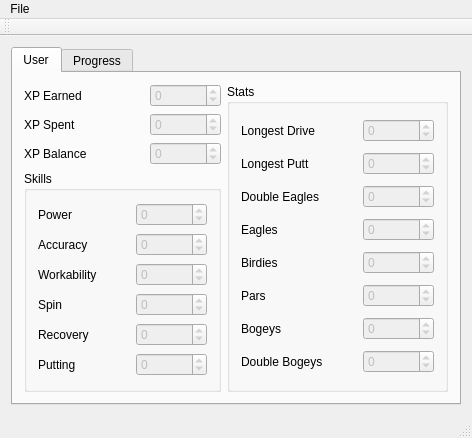
Qt form MainWindow.ui (Experiment5X/TigerWoods13) before a commit.
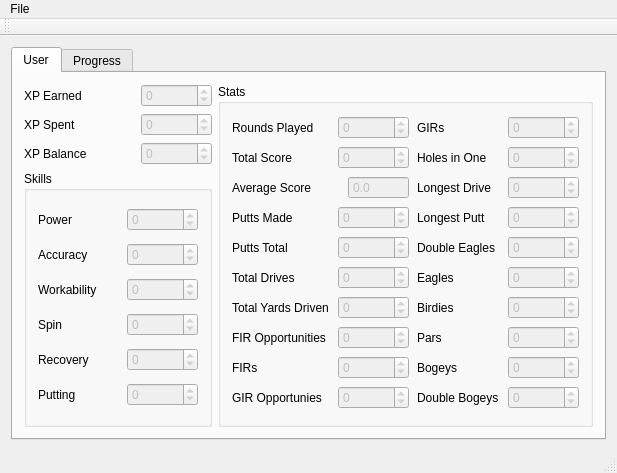
The same form after that commit. Icons and pictures are not drawn.

What changed in the file:
```diff
--- a/MainWindow.ui
+++ b/MainWindow.ui
@@ -6,8 +6,8 @@
    <rect>
     <x>0</x>
     <y>0</y>
-    <width>472</width>
-    <height>438</height>
+    <width>617</width>
+    <height>473</height>
    </rect>
   </property>
   <property name="windowTitle">
@@ -33,7 +33,7 @@
        </attribute>
        <layout class="QVBoxLayout" name="verticalLayout_7">
         <item>
-         <layout class="QHBoxLayout" name="horizontalLayout_19">
+         <layout class="QHBoxLayout" name="horizontalLayout_31" stretch="1,2">
           <item>
            <layout class="QVBoxLayout" name="verticalLayout_5">
             <item>
@@ -395,7 +395,476 @@
             <property name="title">
              <string>Stats</string>
             </property>
-            <layout class="QVBoxLayout" name="verticalLayout_2">
+            <layout class="QHBoxLayout" name="horizontalLayout_30">
+             <item>
+              <layout class="QVBoxLayout" name="verticalLayout_2" stretch="1,1,1,1,1,1,1,1,1,1">
+               <item>
+                <layout class="QHBoxLayout" name="horizontalLayout_12">
+                 <item>
+                  <widget class="QLabel" name="label_18">
+                   <property name="text">
+                    <string>Rounds Played</string>
+                   </property>
+                  </widget>
+                 </item>
+                 <item>
+                  <spacer name="horizontalSpacer_18">
+                   <property name="orientation">
+                    <enum>Qt::Horizontal</enum>
+                   </property>
+                   <property name="sizeHint" stdset="0">
+                    <size>
+                     <width>40</width>
+                     <height>20</height>
+                    </size>
+                   </property>
+                  </spacer>
+                 </item>
+                 <item>
+                  <widget class="QSpinBox" name="spnRoundsPlayed">
+                   <property name="enabled">
+                    <bool>false</bool>
+                   </property>
+                   <property name="minimum">
+                    <number>-214748364</number>
+                   </property>
+                   <property name="maximum">
+                    <number>2147483647</number>
+                   </property>
+                  </widget>
+                 </item>
+                </layout>
+               </item>
+               <item>
+                <layout class="QHBoxLayout" name="horizontalLayout_19">
+                 <item>
+                  <widget class="QLabel" name="label_19">
+                   <property name="text">
+                    <string>Total Score</string>
+                   </property>
+                  </widget>
+                 </item>
+                 <item>
+                  <spacer name="horizontalSpacer_19">
+                   <property name="orientation">
+                    <enum>Qt::Horizontal</enum>
+                   </property>
+                   <property name="sizeHint" stdset="0">
+                    <size>
+                     <width>40</width>
+                     <height>20</height>
+                    </size>
+                   </property>
+                  </spacer>
+                 </item>
+                 <item>
+                  <widget class="QSpinBox" name="spnTotalScore">
+                   <property name="enabled">
+                    <bool>false</bool>
+                   </property>
+                   <property name="minimum">
+                    <number>-214748364</number>
+                   </property>
+                   <property name="maximum">
+                    <number>2147483647</number>
+                   </property>
+                  </widget>
+                 </item>
+                </layout>
+               </item>
+               <item>
+                <layout class="QHBoxLayout" name="horizontalLayout_20" stretch="0,0,0">
+                 <item>
+                  <widget class="QLabel" name="label_20">
+                   <property name="text">
+                    <string>Average Score</string>
+                   </property>
+                  </widget>
+                 </item>
+                 <item>
+                  <spacer name="horizontalSpacer_20">
+                   <property name="orientation">
+                    <enum>Qt::Horizontal</enum>
+                   </property>
+                   <property name="sizeHint" stdset="0">
+                    <size>
+                     <width>40</width>
+                     <height>20</height>
+                    </size>
+                   </property>
+                  </spacer>
+                 </item>
+                 <item>
+                  <widget class="QDoubleSpinBox" name="spnAverageScore">
+                   <property name="enabled">
+                    <bool>false</bool>
+                   </property>
+                   <property name="readOnly">
+                    <bool>true</bool>
+                   </property>
+                   <property name="buttonSymbols">
+                    <enum>QAbstractSpinBox::NoButtons</enum>
+                   </property>
+                   <property name="decimals">
+                    <number>1</number>
+                   </property>
+                   <property name="maximum">
+                    <double>99999999.000000000000000</double>
+                   </property>
+                  </widget>
+                 </item>
+                </layout>
+               </item>
+               <item>
+                <layout class="QHBoxLayout" name="horizontalLayout_21">
+                 <item>
+                  <widget class="QLabel" name="label_21">
+                   <property name="text">
+                    <string>Putts Made</string>
+                   </property>
+                  </widget>
+                 </item>
+                 <item>
+                  <spacer name="horizontalSpacer_21">
+                   <property name="orientation">
+                    <enum>Qt::Horizontal</enum>
+                   </property>
+                   <property name="sizeHint" stdset="0">
+                    <size>
+                     <width>40</width>
+                     <height>20</height>
+                    </size>
+                   </property>
+                  </spacer>
+                 </item>
+                 <item>
+                  <widget class="QSpinBox" name="spnPuttsMade">
+                   <property name="enabled">
+                    <bool>false</bool>
+                   </property>
+                   <property name="minimum">
+                    <number>-214748364</number>
+                   </property>
+                   <property name="maximum">
+                    <number>2147483647</number>
+                   </property>
+                  </widget>
+                 </item>
+                </layout>
+               </item>
+               <item>
+                <layout class="QHBoxLayout" name="horizontalLayout_22">
+                 <item>
+                  <widget class="QLabel" name="label_22">
+                   <property name="text">
+                    <string>Putts Total</string>
+                   </property>
+                  </widget>
+                 </item>
+                 <item>
+                  <spacer name="horizontalSpacer_22">
+                   <property name="orientation">
+                    <enum>Qt::Horizontal</enum>
+                   </property>
+                   <property name="sizeHint" stdset="0">
+                    <size>
+                     <width>40</width>
+                     <height>20</height>
+                    </size>
+                   </property>
+                  </spacer>
+                 </item>
+                 <item>
+                  <widget class="QSpinBox" name="spnPuttsTotal">
+                   <property name="enabled">
+                    <bool>false</bool>
+                   </property>
+                   <property name="minimum">
+                    <number>-214748364</number>
+                   </property>
+                   <property name="maximum">
+                    <number>2147483647</number>
+                   </property>
+                  </widget>
+                 </item>
+                </layout>
+               </item>
+               <item>
+                <layout class="QHBoxLayout" name="horizontalLayout_23">
+                 <item>
+                  <widget class="QLabel" name="label_23">
+                   <property name="text">
+                    <string>Total Drives</string>
+                   </property>
+                  </widget>
+                 </item>
+                 <item>
+                  <spacer name="horizontalSpacer_23">
+                   <property name="orientation">
+                    <enum>Qt::Horizontal</enum>
+                   </property>
+                   <property name="sizeHint" stdset="0">
+                    <size>
+                     <width>40</width>
+                     <height>20</height>
+                    </size>
+                   </property>
+                  </spacer>
+                 </item>
+                 <item>
+                  <widget class="QSpinBox" name="spnTotalDrives">
+                   <property name="enabled">
+                    <bool>false</bool>
+                   </property>
+                   <property name="minimum">
+                    <number>-214748364</number>
+                   </property>
+                   <property name="maximum">
+                    <number>2147483647</number>
+                   </property>
+                  </widget>
+                 </item>
+                </layout>
+               </item>
+               <item>
+                <layout class="QHBoxLayout" name="horizontalLayout_24">
+                 <item>
+                  <widget class="QLabel" name="label_24">
+                   <property name="text">
+                    <string>Total Yards Driven</string>
+                   </property>
+                  </widget>
+                 </item>
+                 <item>
+                  <spacer name="horizontalSpacer_24">
+                   <property name="orientation">
+                    <enum>Qt::Horizontal</enum>
+                   </property>
+                   <property name="sizeHint" stdset="0">
+                    <size>
+                     <width>40</width>
+                     <height>20</height>
+                    </size>
+                   </property>
+                  </spacer>
+                 </item>
+                 <item>
+                  <widget class="QSpinBox" name="spnTotalYardsDriven">
+                   <property name="enabled">
+                    <bool>false</bool>
+                   </property>
+                   <property name="minimum">
+                    <number>-214748364</number>
+                   </property>
+                   <property name="maximum">
+                    <number>2147483647</number>
+                   </property>
+                  </widget>
+                 </item>
+                </layout>
+               </item>
+               <item>
+                <layout class="QHBoxLayout" name="horizontalLayout_25">
+                 <item>
+                  <widget class="QLabel" name="label_25">
+                   <property name="text">
+                    <string>FIR Opportunities</string>
+                   </property>
+                  </widget>
+                 </item>
+                 <item>
+                  <spacer name="horizontalSpacer_25">
+                   <property name="orientation">
+                    <enum>Qt::Horizontal</enum>
+                   </property>
+                   <property name="sizeHint" stdset="0">
+                    <size>
+                     <width>40</width>
+                     <height>20</height>
+                    </size>
+                   </property>
+                  </spacer>
+                 </item>
+                 <item>
+                  <widget class="QSpinBox" name="spnFIROpportunities">
+                   <property name="enabled">
+                    <bool>false</bool>
+                   </property>
+                   <property name="minimum">
+                    <number>-214748364</number>
+                   </property>
+                   <property name="maximum">
+                    <number>2147483647</number>
+                   </property>
+                  </widget>
+                 </item>
+                </layout>
+               </item>
+               <item>
+                <layout class="QHBoxLayout" name="horizontalLayout_26">
+                 <item>
+                  <widget class="QLabel" name="label_26">
+                   <property name="text">
+                    <string>FIRs</string>
+                   </property>
+                  </widget>
+                 </item>
+                 <item>
+                  <spacer name="horizontalSpacer_26">
+                   <property name="orientation">
+                    <enum>Qt::Horizontal</enum>
+                   </property>
+                   <property name="sizeHint" stdset="0">
+                    <size>
+                     <width>40</width>
+                     <height>20</height>
+                    </size>
+                   </property>
+                  </spacer>
+                 </item>
+                 <item>
+                  <widget class="QSpinBox" name="spnFIRs">
+                   <property name="enabled">
+                    <bool>false</bool>
+                   </property>
+                   <property name="minimum">
+                    <number>-214748364</number>
+                   </property>
+                   <property name="maximum">
+                    <number>2147483647</number>
+                   </property>
+                  </widget>
+                 </item>
+                </layout>
+               </item>
+               <item>
+                <layout class="QHBoxLayout" name="horizontalLayout_27">
+                 <item>
+                  <widget class="QLabel" name="label_27">
+                   <property name="text">
+                    <string>GIR Opportunies</string>
+                   </property>
+                  </widget>
+                 </item>
+                 <item>
+                  <spacer name="horizontalSpacer_27">
+                   <property name="orientation">
+                    <enum>Qt::Horizontal</enum>
+                   </property>
+                   <property name="sizeHint" stdset="0">
+                    <size>
+                     <width>40</width>
+                     <height>20</height>
+                    </size>
+                   </property>
+                  </spacer>
+                 </item>
+                 <item>
+                  <widget class="QSpinBox" name="spnGIROpportunities">
+                   <property name="enabled">
+                    <bool>false</bool>
+                   </property>
+                   <property name="minimum">
+                    <number>-214748364</number>
+                   </property>
+                   <property name="maximum">
+                    <number>2147483647</number>
+                   </property>
+                  </widget>
+                 </item>
+                </layout>
+               </item>
+              </layout>
+             </item>
+             <item>
+              <spacer name="horizontalSpacer_30">
+               <property name="orientation">
+                <enum>Qt::Horizontal</enum>
+               </property>
+               <property name="sizeHint" stdset="0">
+                <size>
+                 <width>40</width>
+                 <height>20</height>
+                </size>
+               </property>
+              </spacer>
+             </item>
+             <item>
+              <layout class="QVBoxLayout" name="verticalLayout_4">
+               <item>
+                <layout class="QHBoxLayout" name="horizontalLayout_28">
+                 <item>
+                  <widget class="QLabel" name="label_28">
+                   <property name="text">
+                    <string>GIRs</string>
+                   </property>
+                  </widget>
+                 </item>
+                 <item>
+                  <spacer name="horizontalSpacer_28">
+                   <property name="orientation">
+                    <enum>Qt::Horizontal</enum>
+                   </property>
+                   <property name="sizeHint" stdset="0">
+                    <size>
+                     <width>40</width>
+                     <height>20</height>
+                    </size>
+                   </property>
+                  </spacer>
+                 </item>
+                 <item>
+                  <widget class="QSpinBox" name="spnGIRs">
+                   <property name="enabled">
+                    <bool>false</bool>
+                   </property>
+                   <property name="minimum">
+                    <number>-214748364</number>
+                   </property>
+                   <property name="maximum">
+                    <number>2147483647</number>
+                   </property>
+                  </widget>
+                 </item>
+                </layout>
+               </item>
+               <item>
+                <layout class="QHBoxLayout" name="horizontalLayout_29">
+                 <item>
+                  <widget class="QLabel" name="label_29">
+                   <property name="text">
+                    <string>Holes in One</string>
+                   </property>
+                  </widget>
+                 </item>
+                 <item>
+                  <spacer name="horizontalSpacer_29">
+                   <property name="orientation">
+                    <enum>Qt::Horizontal</enum>
+                   </property>
+                   <property name="sizeHint" stdset="0">
+                    <size>
+                     <width>40</width>
+                     <height>20</height>
+                    </size>
+                   </property>
+                  </spacer>
+                 </item>
+                 <item>
+                  <widget class="QSpinBox" name="spnHolesInOne">
+                   <property name="enabled">
+                    <bool>false</bool>
+                   </property>
+                   <property name="minimum">
+                    <number>-214748364</number>
+                   </property>
+                   <property name="maximum">
+                    <number>2147483647</number>
+                   </property>
+                  </widget>
+                 </item>
+                </layout>
+               </item>
              <item>
               <layout class="QHBoxLayout" name="horizontalLayout_4">
                <item>
@@ -693,6 +1162,8 @@
               </layout>
              </item>
             </layout>
+             </item>
+            </layout>
            </widget>
           </item>
          </layout>
@@ -727,7 +1198,7 @@
     <rect>
      <x>0</x>
      <y>0</y>
-     <width>472</width>
+     <width>617</width>
      <height>21</height>
     </rect>
    </property>
```
Left out of the diff: 2 changed lines with no effect on the pictures. Lines whose indentation alone changed are shown as unchanged.
